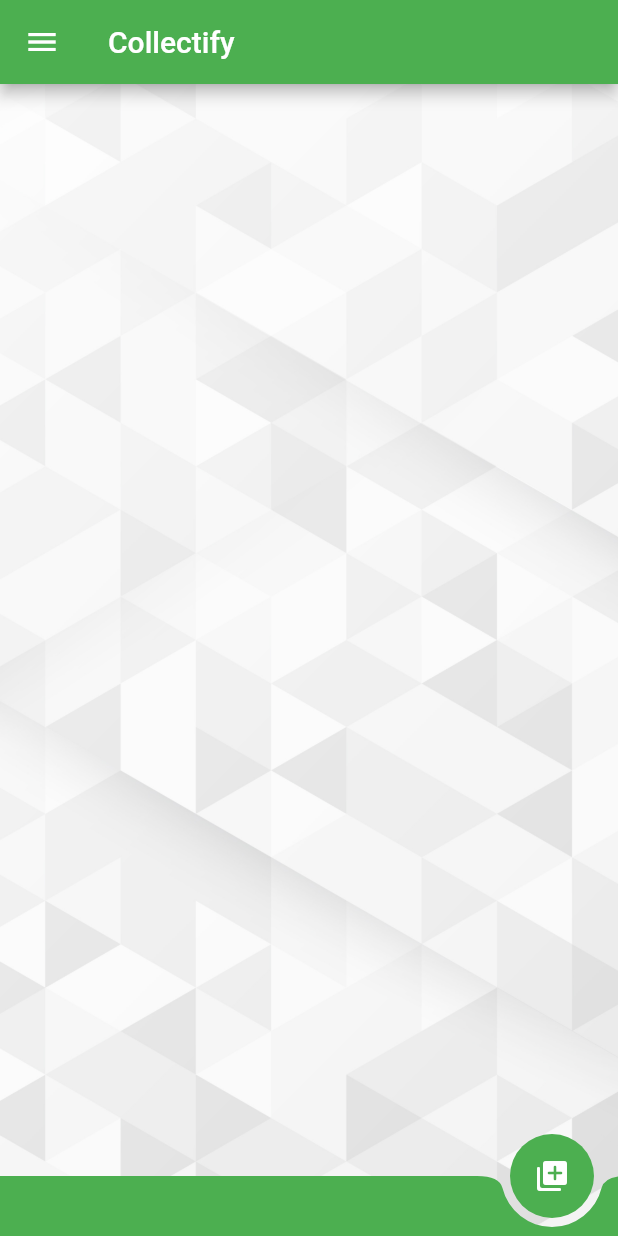
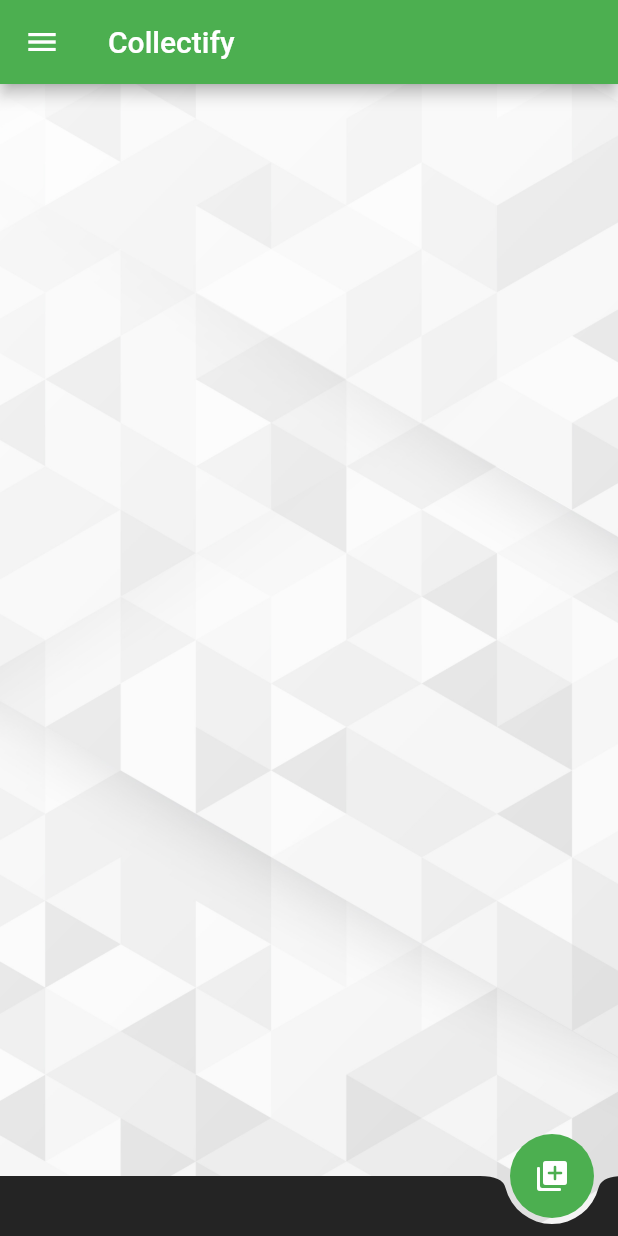
Before and after one commit to wasiflamer/gameraid, a Flutter app: the screen it shows after launch, on a phone screen of 412 x 824 dp. Run offline on Flutter 3.47's test engine with Material 2 defaults, Android fonts, the light colour scheme and no system bars.

Commit message:
nothing fancy

```diff
--- a/lib/src/homescreen.dart
+++ b/lib/src/homescreen.dart
@@ -21,7 +21,7 @@ class _homescreenState extends State<homescreen> {
         title:  const Text('Collectify'),
       ),
 
-      backgroundColor: Color(0xff02111B),
+      backgroundColor: Colors.white,
 
       drawer: Drawer(
 
@@ -78,9 +78,9 @@ class _homescreenState extends State<homescreen> {
 
         bottomNavigationBar: BottomAppBar(
 
-        color: Colors.green,
+        color: Color(0xff242424),
         shape: const CircularNotchedRectangle(),
-        notchMargin: 6,
+        notchMargin: 4,
         elevation: 0,
         child: Container(height: 40.0),
         ),
@@ -89,14 +89,14 @@ class _homescreenState extends State<homescreen> {
         extendBody: true,
 
 
-         body: Container(
+          body: Container(
             decoration: const BoxDecoration(
             image: DecorationImage(
             image: AssetImage("images/background/pattern_1/image.jpg"),
             fit: BoxFit.cover,
             ),
             ),
-         ),
+          ),
 
 
       ),
```
